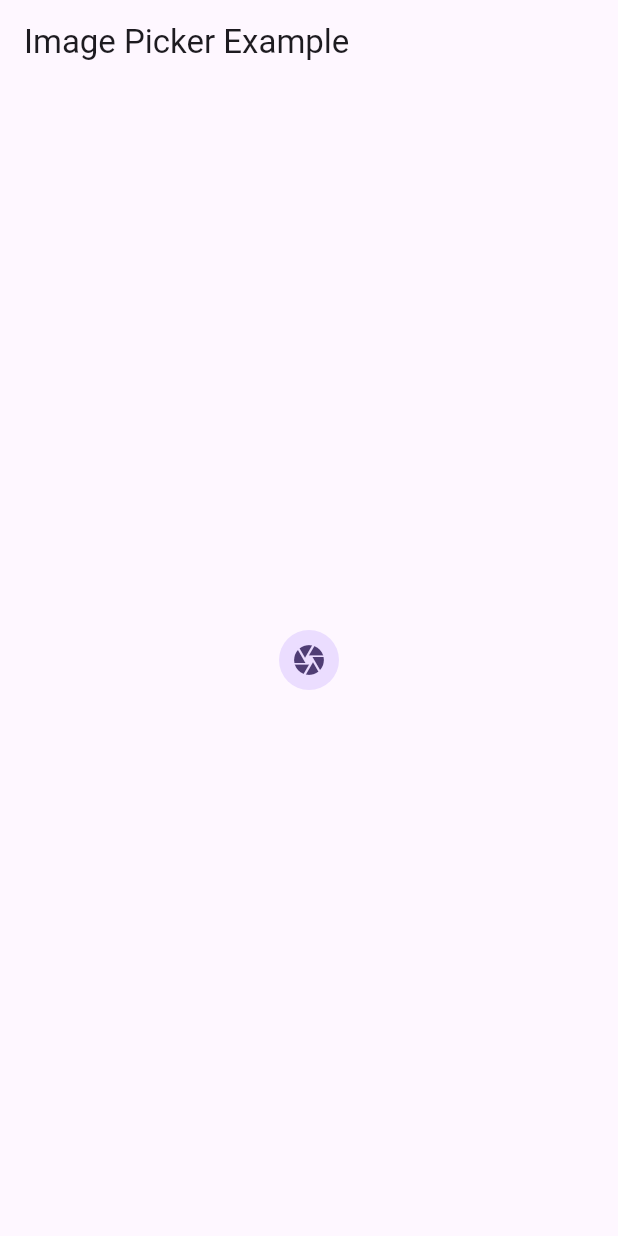
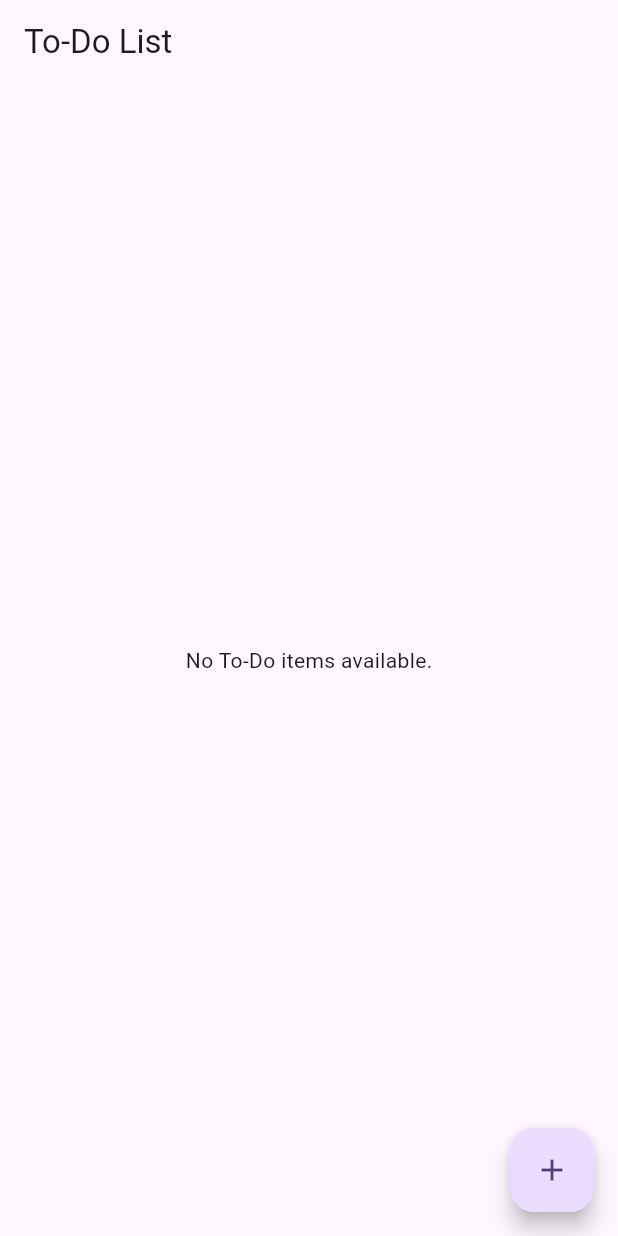
Before and after one commit to SilverShadow123/bloc_learning, a Flutter app: the screen it shows after launch, on a phone screen of 412 x 824 dp. Run offline on Flutter 3.47's test engine with Material 3 defaults, Android fonts, the phone set to English and light mode, and no system bars; our stand-ins replace bloc, equatable, flutter_bloc, image_picker.

Commit message:
Add TodoBloc and ToDoScreen for task management functionality

```diff
--- /dev/null
+++ b/lib/bloc/todo/todo_bloc.dart
@@ -0,0 +1,20 @@
+import 'package:bloc/bloc.dart';
+import 'package:bloc_learning/bloc/todo/todo_event.dart';
+import 'package:bloc_learning/bloc/todo/todo_state.dart';
+
+class TodoBloc extends Bloc<TodoEvent, TodoState>{
+  final List<String> todosList = [];
+  TodoBloc(): super(const TodoState()){
+    on<AddTodo>(_addTodo);
+    on<RemoveTodo>(_removeTodo);
+  }
+void _addTodo(AddTodo event, Emitter<TodoState> emit) {
+  todosList.add(event.task);
+    emit(state.copyWith(todosList: List.from(todosList)));
+  }
+
+  void _removeTodo(RemoveTodo event, Emitter<TodoState> emit) {
+  todosList.remove(event.task);
+    emit(state.copyWith(todosList: List.from(todosList)));
+  }
+}
--- /dev/null
+++ b/lib/bloc/todo/todo_event.dart
@@ -0,0 +1,22 @@
+import 'package:equatable/equatable.dart';
+
+abstract class TodoEvent extends Equatable {
+  const TodoEvent();
+}
+
+class AddTodo extends TodoEvent {
+
+  final String task;
+  const AddTodo({required this.task});
+
+
+  @override
+  List<Object> get props => [task];
+}
+class RemoveTodo extends TodoEvent {
+  final Object task;
+  const RemoveTodo({required this.task});
+
+  @override
+  List<Object> get props => [task];
+}
--- /dev/null
+++ b/lib/bloc/todo/todo_state.dart
@@ -0,0 +1,14 @@
+import 'package:equatable/equatable.dart';
+
+class TodoState extends Equatable{
+
+  final List<String> todosList;
+  const TodoState({this.todosList = const []});
+
+  TodoState copyWith({List<String>? todosList}) {
+    return TodoState(todosList: todosList ?? this.todosList);
+  }
+  @override
+  List<Object?> get props => [todosList];
+
+}
--- a/lib/main.dart
+++ b/lib/main.dart
@@ -1,8 +1,10 @@
 import 'package:bloc_learning/bloc/counter/counter_bloc.dart';
 import 'package:bloc_learning/bloc/image_picker/image_picker_bloc.dart';
+import 'package:bloc_learning/bloc/todo/todo_bloc.dart';
 import 'package:bloc_learning/ui/counter_example/counter_screen.dart';
 import 'package:bloc_learning/ui/image_picker/image_picker_example.dart';
 import 'package:bloc_learning/ui/switch_example/switch_example_screen.dart';
+import 'package:bloc_learning/ui/todo/todo_screen/to_do_screen.dart';
 import 'package:bloc_learning/utils/image_picker_utils.dart';
 import 'package:flutter/material.dart';
 import 'package:flutter_bloc/flutter_bloc.dart';
@@ -23,6 +25,7 @@ class MyApp extends StatelessWidget {
         BlocProvider(create: (context) => CounterBloc()),
         BlocProvider(create: (context) => SwitchBloc()),
         BlocProvider(create: (context) => ImagePickerBloc(ImagePickerUtils())),
+        BlocProvider(create: (context)=> TodoBloc())
       ],
       child: MaterialApp(
         title: 'Flutter Demo',
@@ -30,7 +33,7 @@ class MyApp extends StatelessWidget {
           colorScheme: ColorScheme.fromSeed(seedColor: Colors.deepPurple),
           useMaterial3: true,
         ),
-        home: ImagePickerExample(),
+        home: ToDoScreen(),
         debugShowCheckedModeBanner: false,
       ),
     );
--- /dev/null
+++ b/lib/ui/todo/todo_screen/to_do_screen.dart
@@ -0,0 +1,56 @@
+import 'package:flutter/material.dart';
+import 'package:flutter_bloc/flutter_bloc.dart';
+
+import '../../../bloc/todo/todo_bloc.dart';
+import '../../../bloc/todo/todo_event.dart';
+import '../../../bloc/todo/todo_state.dart';
+
+class ToDoScreen extends StatelessWidget {
+  const ToDoScreen({super.key});
+
+  @override
+  Widget build(BuildContext context) {
+    return Scaffold(
+      appBar: AppBar(title: const Text('To-Do List')),
+      floatingActionButton: FloatingActionButton(
+        onPressed: () {
+          for(int i =0; i < 1; i++) {
+            context.read<TodoBloc>().add(AddTodo(task: 'To-Do Item' + i.toString()));
+          }
+        },
+        child: const Icon(Icons.add),
+      ),
+      body: BlocBuilder<TodoBloc, TodoState>(
+        builder: (context, state) {
+          if (state.todosList.isEmpty) {
+            return const Center(child: Text('No To-Do items available.'));
+          } else if (state.todosList.isNotEmpty) {
+            return ListView.builder(
+              itemCount: state.todosList.length,
+              itemBuilder: (context, index) {
+                return ListTile(
+                  leading: CircleAvatar(child: Text('${index + 1}')),
+                  title: Text('To-Do Item ${index + 1}'),
+                  subtitle: const Text(
+                    'This is a description of the to-do item.',
+                  ),
+                  trailing: IconButton(
+                    icon: const Icon(Icons.delete),
+                    onPressed: () {
+                      // Handle delete action
+                      context.read<TodoBloc>().add(
+                        RemoveTodo(task: state.todosList[index]),
+                      );
+                    },
+                  ),
+                );
+              },
+            );
+          } else {
+            return const SizedBox();
+          }
+        },
+      ),
+    );
+  }
+}
```
Also changed, not shown: lib/utils/image_picker_utils.dart (line endings or trailing spaces).
